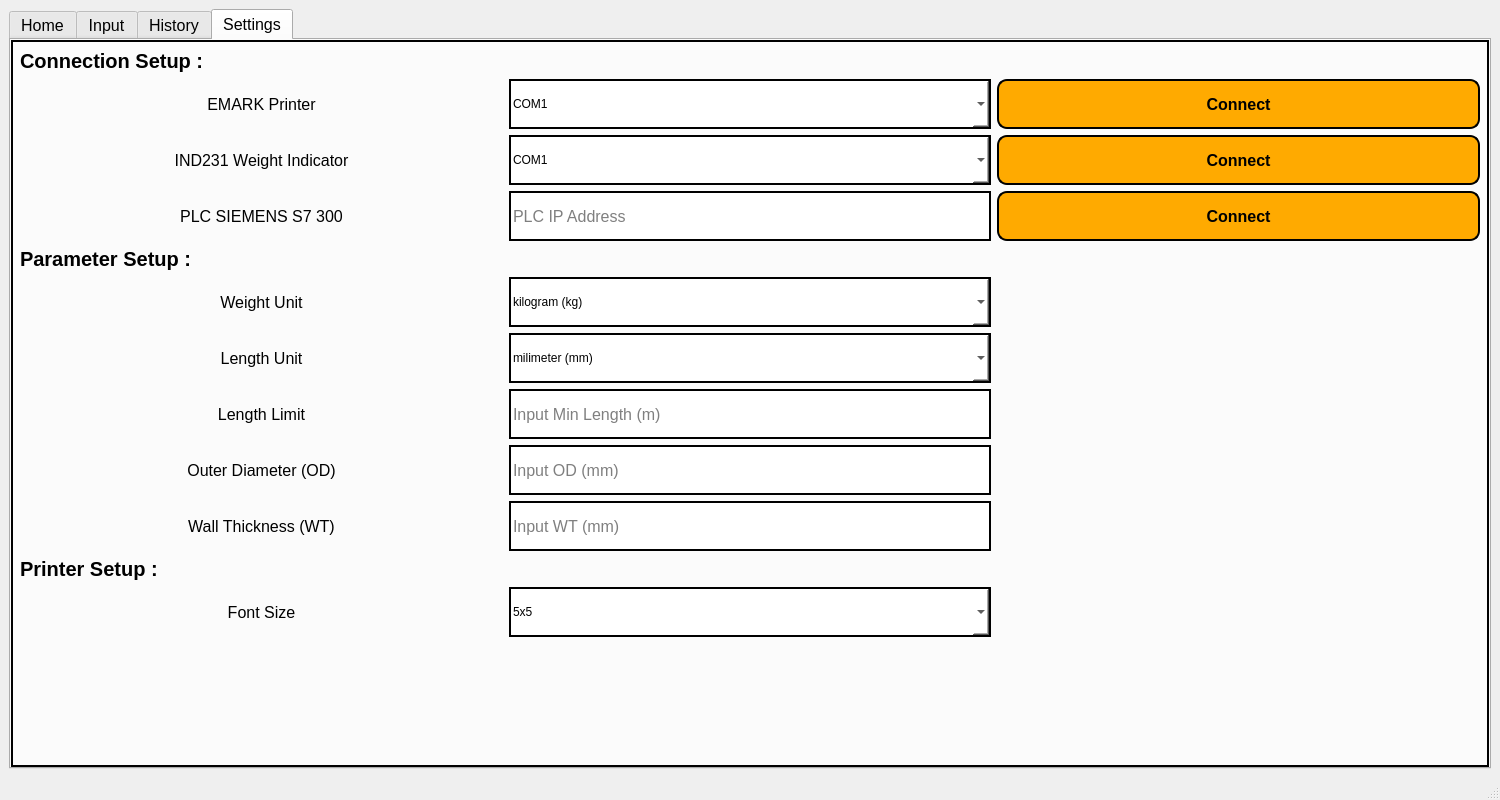
First picture: the form in GUI/lib/home.ui, repository harishfaqot/Artas-Printing, before the edit.
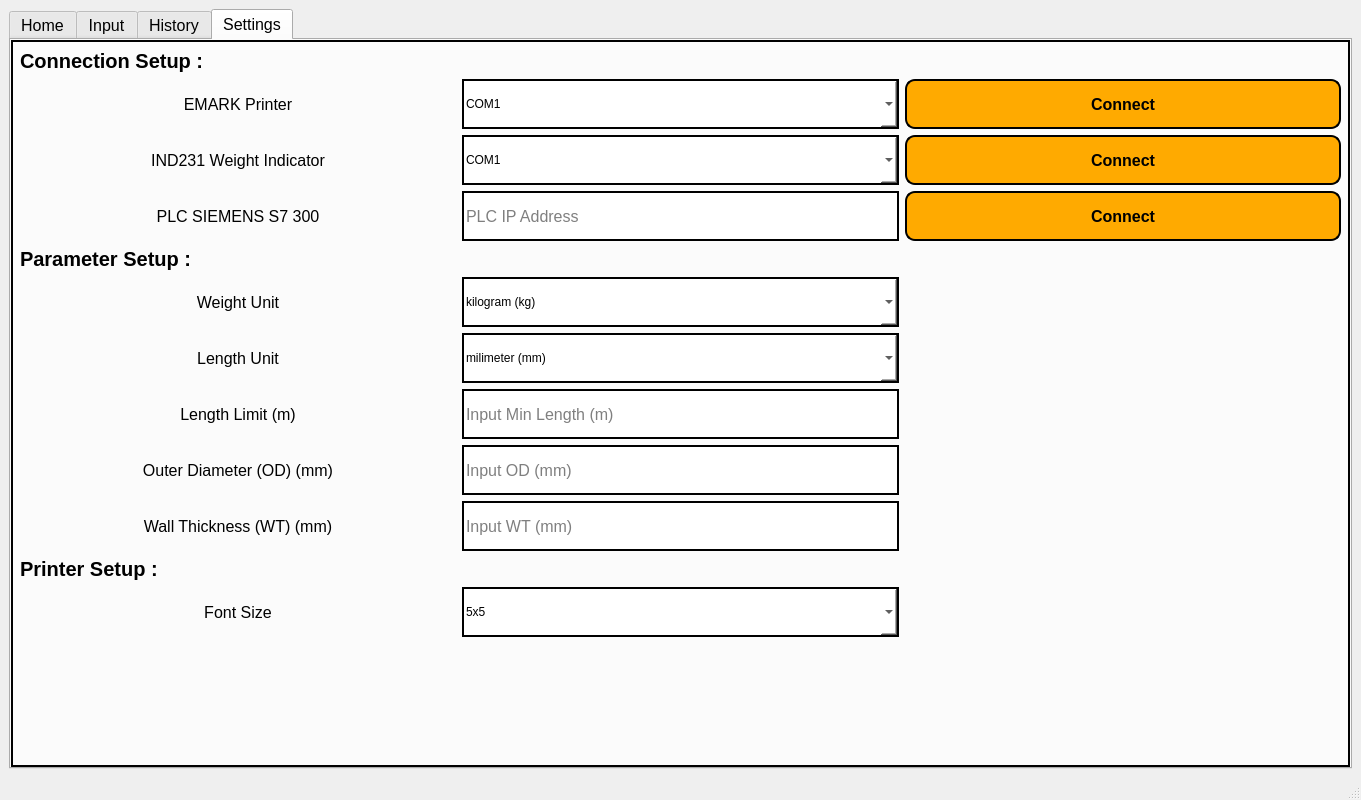
Second picture: the form after the edit. The open tabs and pages were chosen to show the change. Icons and pictures are not drawn.

Patch:
```diff
--- a/GUI/lib/home.ui
+++ b/GUI/lib/home.ui
@@ -6,7 +6,7 @@
    <rect>
     <x>0</x>
     <y>0</y>
-    <width>1500</width>
+    <width>1361</width>
     <height>800</height>
    </rect>
   </property>
@@ -652,7 +652,7 @@
              <string notr="true">border:none;</string>
             </property>
             <property name="text">
-             <string>Length Limit</string>
+             <string>Length Limit (m)</string>
             </property>
             <property name="alignment">
              <set>Qt::AlignCenter</set>
@@ -685,7 +685,7 @@
              <string notr="true">border:none;</string>
             </property>
             <property name="text">
-             <string>Wall Thickness (WT)</string>
+             <string>Wall Thickness (WT) (mm)</string>
             </property>
             <property name="alignment">
              <set>Qt::AlignCenter</set>
@@ -1024,7 +1024,7 @@
              <string notr="true">border:none;</string>
             </property>
             <property name="text">
-             <string>Outer Diameter (OD)</string>
+             <string>Outer Diameter (OD) (mm)</string>
             </property>
             <property name="alignment">
              <set>Qt::AlignCenter</set>
```
Left out of the diff: 9 changed lines with no effect on the pictures.
